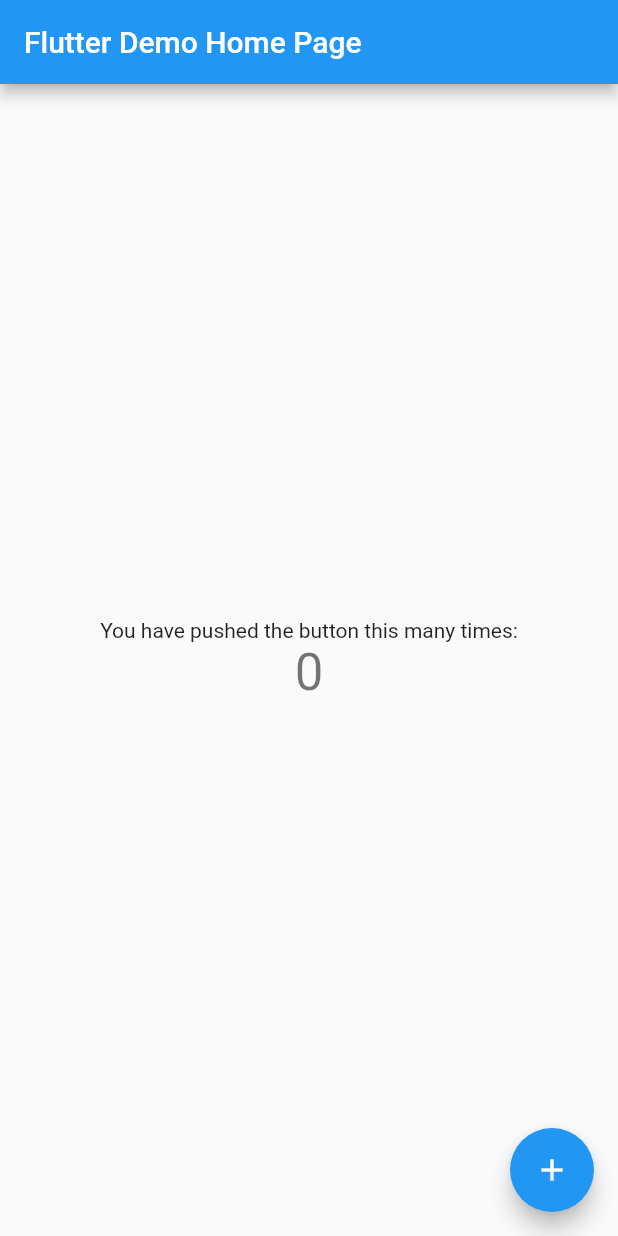
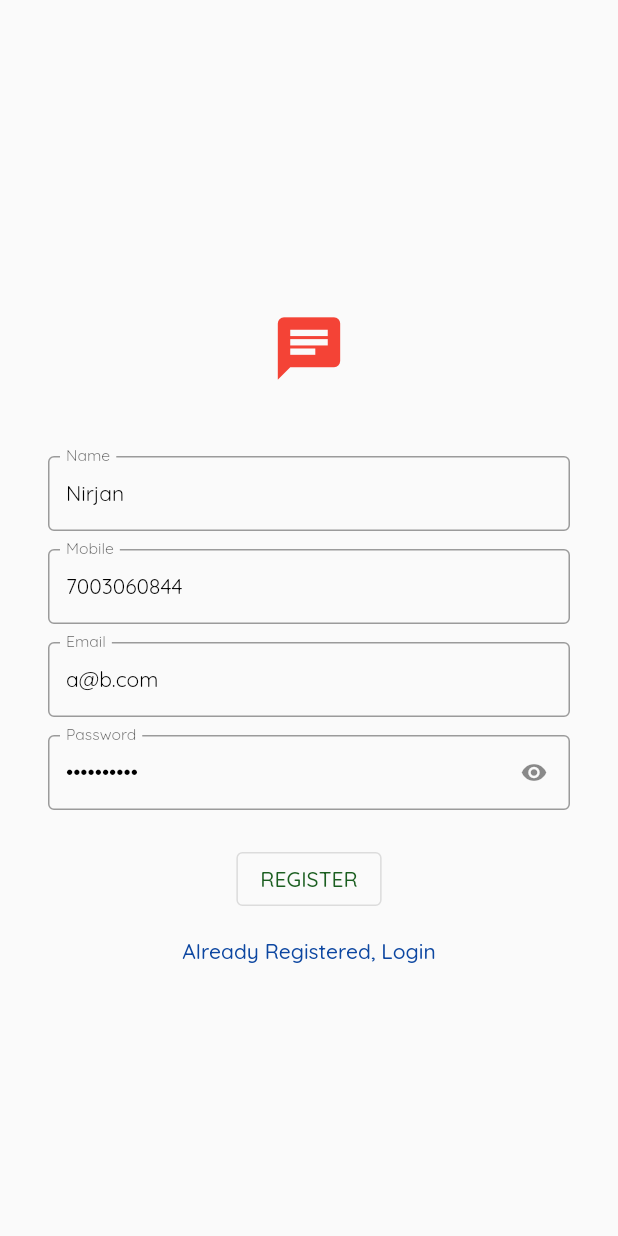
Before and after one commit to nirjanmunshi/chatbox, a Flutter app: the screen it shows after launch, on a phone screen of 412 x 824 dp. Run offline on Flutter 3.47's test engine with Material 2 defaults, Android fonts, the phone set to English and light mode, and no system bars; our stand-ins replace google_fonts.

Commit message:
# login registration and home desing complete

```diff
--- a/lib/main.dart
+++ b/lib/main.dart
@@ -1,113 +1,29 @@
+import 'package:chat_box/provider/chat_data_provider.dart';
+import 'package:chat_box/route/app_routes.dart';
 import 'package:flutter/material.dart';
+import 'package:provider/provider.dart';
 
 void main() {
   runApp(MyApp());
 }
 
 class MyApp extends StatelessWidget {
-  // This widget is the root of your application.
   @override
-  Widget build(BuildContext context) {
-    return MaterialApp(
-      title: 'Flutter Demo',
-      theme: ThemeData(
-        // This is the theme of your application.
-        //
-        // Try running your application with "flutter run". You'll see the
-        // application has a blue toolbar. Then, without quitting the app, try
-        // changing the primarySwatch below to Colors.green and then invoke
-        // "hot reload" (press "r" in the console where you ran "flutter run",
-        // or simply save your changes to "hot reload" in a Flutter IDE).
-        // Notice that the counter didn't reset back to zero; the application
-        // is not restarted.
-        primarySwatch: Colors.blue,
+  Widget build(BuildContext _) {
+    return MultiProvider(
+      providers: [
+        ChangeNotifierProvider<ChatDataProvider>(
+          create: (context) => ChatDataProvider(),
+          lazy: false,
+        ),
+      ],
+      child: MaterialApp(
+        debugShowCheckedModeBanner: false,
+        theme: ThemeData(primarySwatch: Colors.blue),
+        onGenerateRoute: AppRoute.generateRoute,
+        initialRoute: '/splash',
+        // home: TestEncoder(),
       ),
-      home: MyHomePage(title: 'Flutter Demo Home Page'),
     );
   }
 }
-
-class MyHomePage extends StatefulWidget {
-  MyHomePage({Key key, this.title}) : super(key: key);
-
-  // This widget is the home page of your application. It is stateful, meaning
-  // that it has a State object (defined below) that contains fields that affect
-  // how it looks.
-
-  // This class is the configuration for the state. It holds the values (in this
-  // case the title) provided by the parent (in this case the App widget) and
-  // used by the build method of the State. Fields in a Widget subclass are
-  // always marked "final".
-
-  final String title;
-
-  @override
-  _MyHomePageState createState() => _MyHomePageState();
-}
-
-class _MyHomePageState extends State<MyHomePage> {
-  int _counter = 0;
-
-  void _incrementCounter() {
-    setState(() {
-      // This call to setState tells the Flutter framework that something has
-      // changed in this State, which causes it to rerun the build method below
-      // so that the display can reflect the updated values. If we changed
-      // _counter without calling setState(), then the build method would not be
-      // called again, and so nothing would appear to happen.
-      _counter++;
-    });
-  }
-
-  @override
-  Widget build(BuildContext context) {
-    // This method is rerun every time setState is called, for instance as done
-    // by the _incrementCounter method above.
-    //
-    // The Flutter framework has been optimized to make rerunning build methods
-    // fast, so that you can just rebuild anything that needs updating rather
-    // than having to individually change instances of widgets.
-    return Scaffold(
-      appBar: AppBar(
-        // Here we take the value from the MyHomePage object that was created by
-        // the App.build method, and use it to set our appbar title.
-        title: Text(widget.title),
-      ),
-      body: Center(
-        // Center is a layout widget. It takes a single child and positions it
-        // in the middle of the parent.
-        child: Column(
-          // Column is also a layout widget. It takes a list of children and
-          // arranges them vertically. By default, it sizes itself to fit its
-          // children horizontally, and tries to be as tall as its parent.
-          //
-          // Invoke "debug painting" (press "p" in the console, choose the
-          // "Toggle Debug Paint" action from the Flutter Inspector in Android
-          // Studio, or the "Toggle Debug Paint" command in Visual Studio Code)
-          // to see the wireframe for each widget.
-          //
-          // Column has various properties to control how it sizes itself and
-          // how it positions its children. Here we use mainAxisAlignment to
-          // center the children vertically; the main axis here is the vertical
-          // axis because Columns are vertical (the cross axis would be
-          // horizontal).
-          mainAxisAlignment: MainAxisAlignment.center,
-          children: <Widget>[
-            Text(
-              'You have pushed the button this many times:',
-            ),
-            Text(
-              '$_counter',
-              style: Theme.of(context).textTheme.headline4,
-            ),
-          ],
-        ),
-      ),
-      floatingActionButton: FloatingActionButton(
-        onPressed: _incrementCounter,
-        tooltip: 'Increment',
-        child: Icon(Icons.add),
-      ), // This trailing comma makes auto-formatting nicer for build methods.
-    );
-  }
-}
--- /dev/null
+++ b/lib/provider/chat_data_provider.dart
@@ -0,0 +1,3 @@
+import 'package:flutter/cupertino.dart';
+
+class ChatDataProvider with ChangeNotifier {}
--- /dev/null
+++ b/lib/route/app_routes.dart
@@ -0,0 +1,25 @@
+import 'package:chat_box/view/home/home_page.dart';
+import 'package:chat_box/view/login/login_page.dart';
+import 'package:chat_box/view/registration/registration_page.dart';
+import 'package:chat_box/view/splash/splash_page.dart';
+import 'package:flutter/material.dart';
+
+class AppRoute {
+  static Route<dynamic> generateRoute(RouteSettings settings) {
+    switch (settings.name) {
+      case '/splash':
+        return MaterialPageRoute(builder: (_) => SplashPage());
+      case '/registration':
+        return MaterialPageRoute(builder: (_) => RegistrationPage());
+
+      case '/login':
+        return MaterialPageRoute(builder: (_) => LoginPage());
+
+      case '/home':
+        return MaterialPageRoute(builder: (_) => HomePage());
+
+      default:
+        return MaterialPageRoute(builder: (_) => SplashPage());
+    }
+  }
+}
--- /dev/null
+++ b/lib/util/style/app_style.dart
@@ -0,0 +1,31 @@
+import 'package:flutter/cupertino.dart';
+import 'package:flutter/material.dart';
+import 'package:google_fonts/google_fonts.dart';
+
+TextStyle splashTextStyle = GoogleFonts.quicksand(
+    fontSize: 20.0, fontWeight: FontWeight.w500, color: Colors.red);
+
+TextStyle loginTextStyle = GoogleFonts.quicksand(
+  color: Colors.black,
+  fontSize: 14.0,
+);
+
+TextStyle registrationButtonTextStyle = GoogleFonts.quicksand(
+  color: Colors.green[900],
+  fontSize: 14.0,
+);
+
+TextStyle alreadyRegisteredButtonTextStyle = GoogleFonts.quicksand(
+  color: Colors.blue[900],
+  fontSize: 14.0,
+);
+
+OutlineInputBorder nonFocusedOutlineBorder = OutlineInputBorder(
+  borderRadius: BorderRadius.all(Radius.circular(4)),
+  borderSide: BorderSide(color: Colors.grey, width: 2),
+);
+
+OutlineInputBorder focusedOutlineBorder = OutlineInputBorder(
+  borderRadius: BorderRadius.all(Radius.circular(4)),
+  borderSide: BorderSide(color: Colors.blue, width: 2),
+);
--- a/lib/view/registration/registration_page.dart
+++ b/lib/view/registration/registration_page.dart
@@ -0,0 +1,184 @@
+import 'package:chat_box/util/style/app_style.dart';
+import 'package:flutter/material.dart';
+import 'package:flutter/services.dart';
+
+class RegistrationPage extends StatefulWidget {
+  @override
+  _RegistrationPageState createState() => _RegistrationPageState();
+}
+
+class _RegistrationPageState extends State<RegistrationPage> {
+  final _registrationFormKey = GlobalKey<FormState>();
+  final _nameController = TextEditingController();
+  final _emailController = TextEditingController();
+  final _mobileController = TextEditingController();
+  final _passwordController = TextEditingController();
+
+  bool obscureText = true;
+
+  // Toggles the password show status
+  void _toggle() {
+    setState(() => obscureText = !obscureText);
+  }
+
+  @override
+  Widget build(BuildContext context) {
+    return Material(
+      child: SafeArea(
+        child: Center(
+          child: Stack(
+            children: [
+              SingleChildScrollView(
+                child: Container(
+                  child: _buildRegistrationForm(context),
+                ),
+              ),
+            ],
+          ),
+        ),
+      ),
+    );
+  }
+
+  Widget _buildRegistrationForm(BuildContext _) {
+    _nameController.text = 'Nirjan';
+    _mobileController.text = '7003060844';
+    _emailController.text = 'a@b.com';
+    _passwordController.text = 'ccpass1234';
+    return Form(
+      key: _registrationFormKey,
+      child: Column(
+        children: [
+          Padding(
+            padding: const EdgeInsets.all(16.0),
+            child: Container(
+              height: 100,
+              width: 100,
+              child: Icon(
+                Icons.chat,
+                color: Colors.red,
+                size: 50,
+              ),
+            ),
+          ),
+          // name
+          Padding(
+            padding: EdgeInsets.symmetric(horizontal: 32, vertical: 6),
+            child: TextFormField(
+              textInputAction: TextInputAction.next,
+              controller: _nameController,
+              style: loginTextStyle,
+              decoration: InputDecoration(
+                isDense: true,
+                labelText: 'Name',
+                border: nonFocusedOutlineBorder,
+                focusedBorder: focusedOutlineBorder,
+              ),
+              validator: (value) {
+                if (value.isEmpty) {
+                  return 'यह अनिवार्य है|';
+                }
+                return null;
+              },
+            ),
+          ),
+
+          // mobile
+          Padding(
+            padding: EdgeInsets.symmetric(horizontal: 32, vertical: 6),
+            child: TextFormField(
+              textInputAction: TextInputAction.next,
+              controller: _mobileController,
+              style: loginTextStyle,
+              inputFormatters: [FilteringTextInputFormatter.digitsOnly],
+              keyboardType: TextInputType.number,
+              maxLength: 10,
+              decoration: InputDecoration(
+                counterText: "",
+                isDense: true,
+                labelText: 'Mobile',
+                border: nonFocusedOutlineBorder,
+                focusedBorder: focusedOutlineBorder,
+              ),
+              validator: (value) {
+                if (value.isEmpty || value.length != 10) {
+                  return 'required';
+                }
+                return null;
+              },
+            ),
+          ),
+
+          // email
+          Padding(
+            padding: EdgeInsets.symmetric(horizontal: 32, vertical: 6),
+            child: TextFormField(
+              textInputAction: TextInputAction.next,
+              controller: _emailController,
+              style: loginTextStyle,
+              decoration: InputDecoration(
+                isDense: true,
+                labelText: 'Email',
+                border: nonFocusedOutlineBorder,
+                focusedBorder: focusedOutlineBorder,
+              ),
+              validator: (value) {
+                if (value.isEmpty) {
+                  return 'required';
+                }
+                return null;
+              },
+            ),
+          ),
+
+          // password
+          Padding(
+            padding: EdgeInsets.symmetric(horizontal: 32, vertical: 6),
+            child: TextFormField(
+              textInputAction: TextInputAction.done,
+              style: loginTextStyle,
+              controller: _passwordController,
+              obscureText: obscureText,
+              keyboardType: TextInputType.visiblePassword,
+              decoration: InputDecoration(
+                  labelText: 'Password',
+                  isDense: true,
+                  border: nonFocusedOutlineBorder,
+                  focusedBorder: focusedOutlineBorder,
+                  suffixIcon: IconButton(
+                    icon: Icon(
+                        obscureText ? Icons.visibility : Icons.visibility_off),
+                    onPressed: () => _toggle(),
+                  )),
+              validator: (value) {
+                if (value.isEmpty) {
+                  return 'required';
+                }
+                return null;
+              },
+            ),
+          ),
+
+          Padding(
+            padding: const EdgeInsets.only(top: 16.0),
+            child: OutlinedButton(
+              child: Text(
+                'Register'.toUpperCase(),
+                style: registrationButtonTextStyle,
+              ),
+              onPressed: () => print('registered'),
+            ),
+          ),
+
+          TextButton(
+            child: Text(
+              'Already Registered, Login',
+              style: alreadyRegisteredButtonTextStyle,
+            ),
+            onPressed: () => Navigator.pushNamed(context, '/login'),
+          ),
+        ],
+      ),
+    );
+  }
+}
```
Also changed, not shown: lib/view/home/home_page.dart (+22 -0 lines), lib/view/login/login_page.dart (+132 -0 lines), lib/view/splash/splash_page.dart (added, +73 -0 lines), pubspec.yaml (+18 -53 lines), lib/api/model/request/login/login_request_model.dart (added), lib/api/model/request/logout/logout_request_model.dart (added), lib/api/model/request/registration/registration_request_model.dart (added), lib/api/model/response/login/login_response_model.dart (added), lib/api/model/response/logout/logout_response_model.dart (added), lib/api/model/response/registration/registration_response_model.dart (added), lib/api/repo/api_repository.dart (added), lib/api/service/retrofit_service.dart (added), lib/util/string/app_string.dart (added), pubspec.lock.
